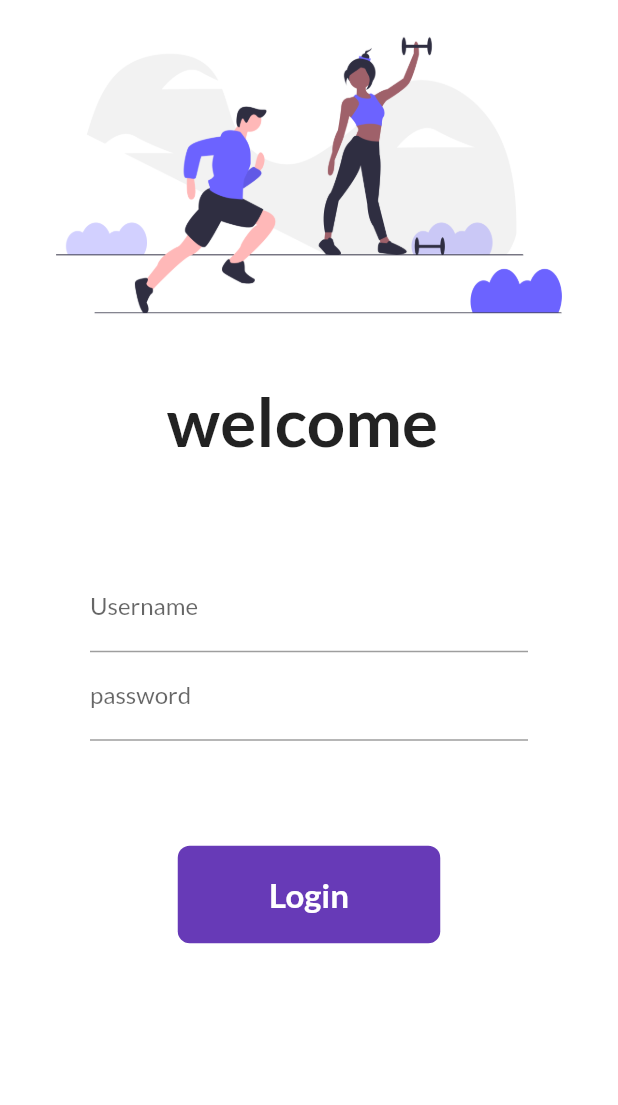
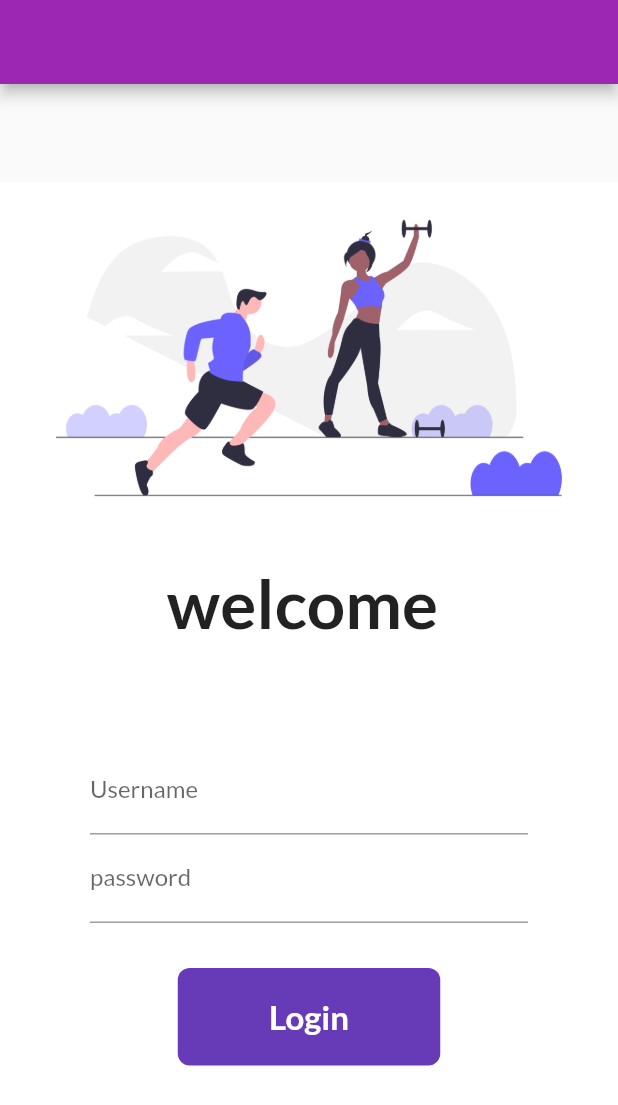
Before and after one commit to Harshad30/fitness, a Flutter app: the screen it shows after launch, on a phone screen of 412 x 824 dp. Shown: the top 1105 px of the screen. Run offline on Flutter 3.47's test engine with Material 2 defaults, Android fonts, the phone set to English and light mode, and no system bars; our stand-ins replace google_fonts.

```diff
--- a/lib/pages/home_page.dart
+++ b/lib/pages/home_page.dart
@@ -14,7 +14,7 @@
       ),
       body: Center(
         child: Container(
-          child: Text("welcome to my app day $days with $name"),
+          child: Text("welcome to my app day $days with $name",),
         ),
       ),
       drawer: Drawer(),
--- a/lib/pages/login_Page.dart
+++ b/lib/pages/login_Page.dart
@@ -11,12 +11,28 @@
 
 class _LoginPageState extends State<LoginPage> {
   String name = "";
+  final _formKey = GlobalKey<FormState>();
+
+  moveToHome(BuildContext cont) {
+    if (_formKey.currentState!.validate()) {
+      onTap:
+      Navigator.push(
+          context, new MaterialPageRoute(builder: (context) => new HomePage()));
+    }
+  }
 
   @override
   Widget build(BuildContext context) {
-    return Material(
+    return Scaffold(
+      appBar: AppBar(
+          //title: Center(child: Text("Fitness App")),
+          ),
+      body: Center(
+          child: Container(
               color: Colors.white,
               child: SingleChildScrollView(
+                child: Form(
+                  key: _formKey,
                   child: Column(
                     children: [
                       new Image.asset(
@@ -44,6 +60,12 @@
                                 hintText: "Enter Username",
                                 labelText: "Username",
                               ),
+                              validator: (value) {
+                                if (value!.isEmpty) {
+                                  return "Username Cannot Be Empty";
+                                }
+                                return null;
+                              },
                               onChanged: (value) {
                                 name = value;
                                 setState(() {});
@@ -55,19 +77,24 @@
                                 hintText: "Enter password",
                                 labelText: "password",
                               ),
+                              validator: (value) {
+                                if (value!.isEmpty) {
+                                  return "Password Cannot Be Empty";
+                                } else if (value.length < 6) {
+                                  return "Password should Be At Least 6";
+                                }
+                                return null;
+                              },
                             ),
                             SizedBox(
-                      height: 70.0,
+                              height: 30.0,
                             ),
 
-                    InkWell(
-                      onTap: () {
-                        onTap:
-                        Navigator.push(
-                            context,
-                            new MaterialPageRoute(
-                                builder: (context) => new HomePage()));
-                      },
+                            Material(
+                              color: Colors.deepPurple,
+                              borderRadius: BorderRadius.circular(8),
+                              child: InkWell(
+                                onTap: () => moveToHome(context),
                                 child: Container(
                                   width: 175,
                                   height: 65,
@@ -78,9 +105,7 @@
                                           color: Colors.white,
                                           fontWeight: FontWeight.bold,
                                           fontSize: 22)),
-                        decoration: BoxDecoration(
-                            color: Colors.deepPurple,
-                            borderRadius: BorderRadius.circular(8)),
+                                ),
                               ),
                             )
                             //ElevatedButton(
@@ -97,6 +122,8 @@
                       )
                     ],
                   ),
-        ));
+                ),
+              ))),
+    );
   }
 }
```
Lines whose indentation alone changed are shown as unchanged.
